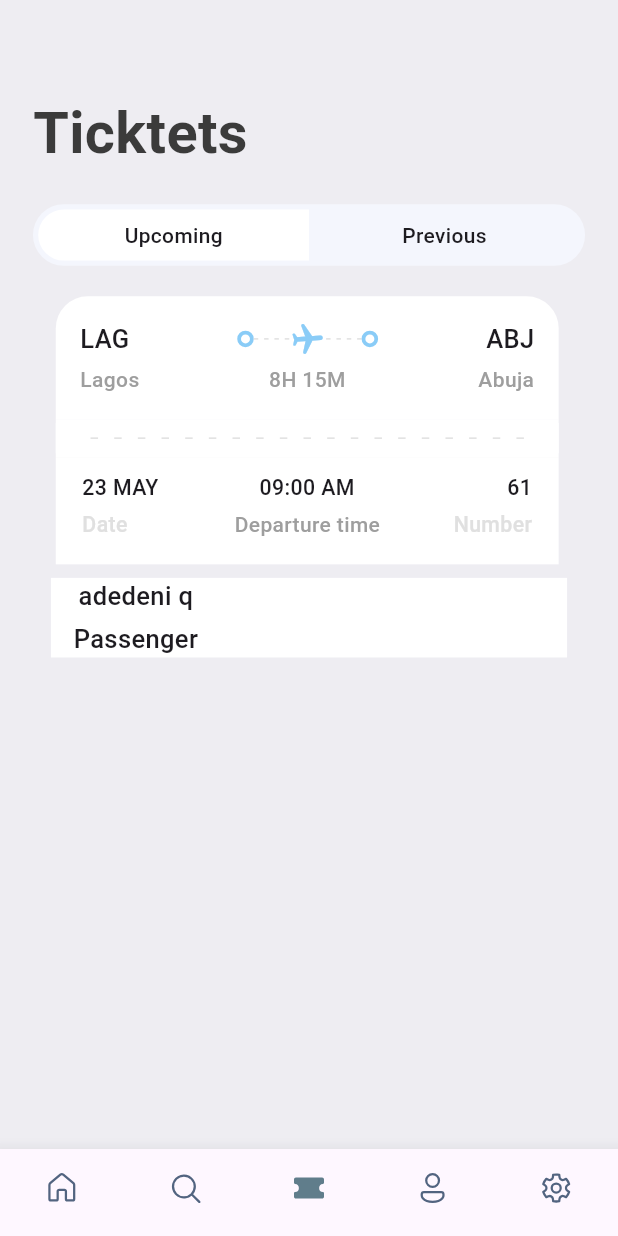
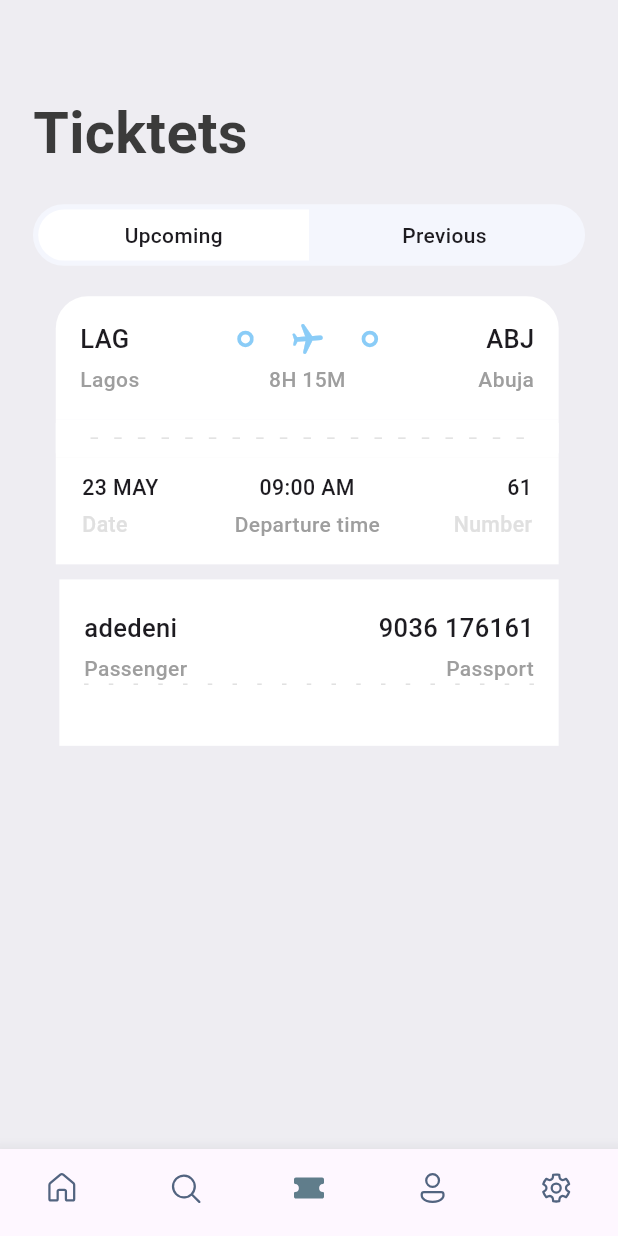
Before and after one commit to adedeni/flightBookingApp, a Flutter app: the screen it shows after launch, item 3 of the bottom bar chosen, on a phone screen of 412 x 824 dp. Run offline on Flutter 3.47's test engine with Material 3 defaults, Android fonts, the light colour scheme and no system bars; our stand-ins replace fluentui_icons, gap, get.

Commit message:
half-way though the ticket screen

```diff
--- a/lib/class/ticket_view.dart
+++ b/lib/class/ticket_view.dart
@@ -1,5 +1,6 @@
 import 'package:flightbookingapp/utils/app_layout.dart';
 import 'package:flightbookingapp/utils/styles.dart';
+import 'package:flightbookingapp/widgets/layout_builder.dart';
 import 'package:flightbookingapp/widgets/thick_container.dart';
 import 'package:flutter/material.dart';
 import 'package:gap/gap.dart';
@@ -49,30 +50,7 @@ class TicketView extends StatelessWidget {
                           children: [
                             SizedBox(
                               height: AppLayout.getHeight(context, 24),
-                              child: LayoutBuilder(
-                                builder: (
-                                  BuildContext context,
-                                  BoxConstraints constraints,
-                                ) {
-                                  return Flex(
-                                    direction: Axis.horizontal,
-                                    mainAxisAlignment:
-                                        MainAxisAlignment.spaceBetween,
-                                    children: List.generate(
-                                      (constraints.constrainWidth() / 6).floor(),
-                                      (index) =>  SizedBox(
-                                        width: 3,
-                                        height: 1,
-                                        child: DecoratedBox(
-                                          decoration: BoxDecoration(
-                                            color:isColor==null? Colors.white: Colors.grey.shade300,
-                                          ),
-                                        ),
-                                      ),
-                                    ),
-                                  );
-                                },
-                              ),
+                             child: const AppLayoutBuilder( sections: 6, isColor: null,),
                             ),
                             Center(
                               child: Transform.rotate(
--- a/lib/screens/ticket_screen.dart
+++ b/lib/screens/ticket_screen.dart
@@ -3,6 +3,7 @@ import 'package:flightbookingapp/utils/app_info_list.dart';
 import 'package:flightbookingapp/utils/app_layout.dart';
 import 'package:flightbookingapp/utils/styles.dart';
 import 'package:flightbookingapp/widgets/column_layout.dart';
+import 'package:flightbookingapp/widgets/layout_builder.dart';
 import 'package:flightbookingapp/widgets/top_tabs.dart';
 import 'package:flutter/material.dart';
 import 'package:gap/gap.dart';
@@ -12,7 +13,7 @@ class TicketScreen extends StatelessWidget {
 
   @override
   Widget build(BuildContext context) {
-     AppLayout.getSize(context);
+    AppLayout.getSize(context);
     return Scaffold(
       backgroundColor: Styles.backgroundColor,
       body: Stack(
@@ -31,26 +32,46 @@ class TicketScreen extends StatelessWidget {
                 ),
               ),
               Gap(AppLayout.getHeight(context, 20)),
-              const TopTabs(firstTab: 'Upcoming', secoondTab:'Previous' ,),
+              const TopTabs(firstTab: 'Upcoming', secoondTab: 'Previous'),
               Gap(AppLayout.getHeight(context, 20)),
               Container(
-                padding: EdgeInsets.only(left: AppLayout.getHeight(context, 15)),
-                child: TicketView(ticket: ticketList[0], isColor: true,),
+                padding: EdgeInsets.only(
+                  left: AppLayout.getHeight(context, 15),
+                ),
+                child: TicketView(ticket: ticketList[0], isColor: true),
               ),
+              SizedBox(height: AppLayout.getHeight(context, 1)),
               Container(
                 color: Colors.white,
-                padding: EdgeInsets.symmetric(horizontal:15),
-                margin: EdgeInsets.symmetric(horizontal:12),
+                padding: EdgeInsets.symmetric(
+                  horizontal: AppLayout.getWidth(context, 15),
+                  vertical: AppLayout.getHeight(context, 20),
+                ),
+                margin: EdgeInsets.symmetric(
+                  horizontal: AppLayout.getWidth(context, 16),
+                ),
                 child: Column(
                   children: [
                     Row(
-                      children: [
-                        ColumnLayout(firstText: "adedeni q", secondtText: "Passenger",)
+                      mainAxisAlignment: MainAxisAlignment.spaceBetween,
+                      children: const [
+                        AppColumnLayout(
+                          firstText: "adedeni",
+                          secondtText: "Passenger",
+                          alignment: CrossAxisAlignment.start,
+                        ),
+                        AppColumnLayout(
+                          firstText: "9036 176161",
+                          secondtText: "Passport",
+                          alignment: CrossAxisAlignment.end,
+                        ),
                       ],
-                    )
+                    ),
+                    const AppLayoutBuilder(isColor: true, sections: 15),
+                    Gap(AppLayout.getHeight(context, 20))
                   ],
                 ),
-              )
+              ),
             ],
           ),
         ],
--- a/lib/widgets/column_layout.dart
+++ b/lib/widgets/column_layout.dart
@@ -3,18 +3,21 @@ import 'package:flightbookingapp/utils/styles.dart';
 import 'package:flutter/material.dart';
 import 'package:gap/gap.dart';
 
-class ColumnLayout extends StatelessWidget {
+class AppColumnLayout extends StatelessWidget {
+  final CrossAxisAlignment alignment;
   final String firstText;
   final String secondtText;
-  const ColumnLayout({super.key, required this.firstText, required this.secondtText});
+  final bool? isColor;
+  const AppColumnLayout({super.key, required this.firstText, required this.secondtText, required this.alignment, this.isColor});
 
   @override
   Widget build(BuildContext context) {
     return  Column(
+      crossAxisAlignment: alignment,
                           children: [
                             Text(firstText, style: Styles.headLineStyle3, textAlign: TextAlign.start,),
                             Gap(AppLayout.getHeight(context, 5)),
-                            Text(secondtText, style: Styles.headLineStyle3,),
+                            Text(secondtText, style: Styles.headLineStyle4,),
 
                           ],
                         );
--- /dev/null
+++ b/lib/widgets/layout_builder.dart
@@ -0,0 +1,36 @@
+import 'package:flutter/material.dart';
+
+class AppLayoutBuilder extends StatelessWidget {
+  final bool?isColor;
+  final int sections;
+  final double width;
+  const AppLayoutBuilder({super.key, required this.isColor, required this.sections, this.width=3});
+
+  @override
+  Widget build(BuildContext context) {
+    return LayoutBuilder(
+                                builder: (
+                                  BuildContext context,
+                                  BoxConstraints constraints,
+                                ) {
+                                  return Flex(
+                                    direction: Axis.horizontal,
+                                    mainAxisAlignment:
+                                        MainAxisAlignment.spaceBetween,
+                                    children: List.generate(
+                                      (constraints.constrainWidth() / sections).floor(),
+                                      (index) =>  SizedBox(
+                                        width: width,
+                                        height: 1,
+                                        child: DecoratedBox(
+                                          decoration: BoxDecoration(
+                                            color:isColor==null? Colors.white: Colors.grey.shade300,
+                                          ),
+                                        ),
+                                      ),
+                                    ),
+                                  );
+                                },
+                              );
+  }
+}
```
